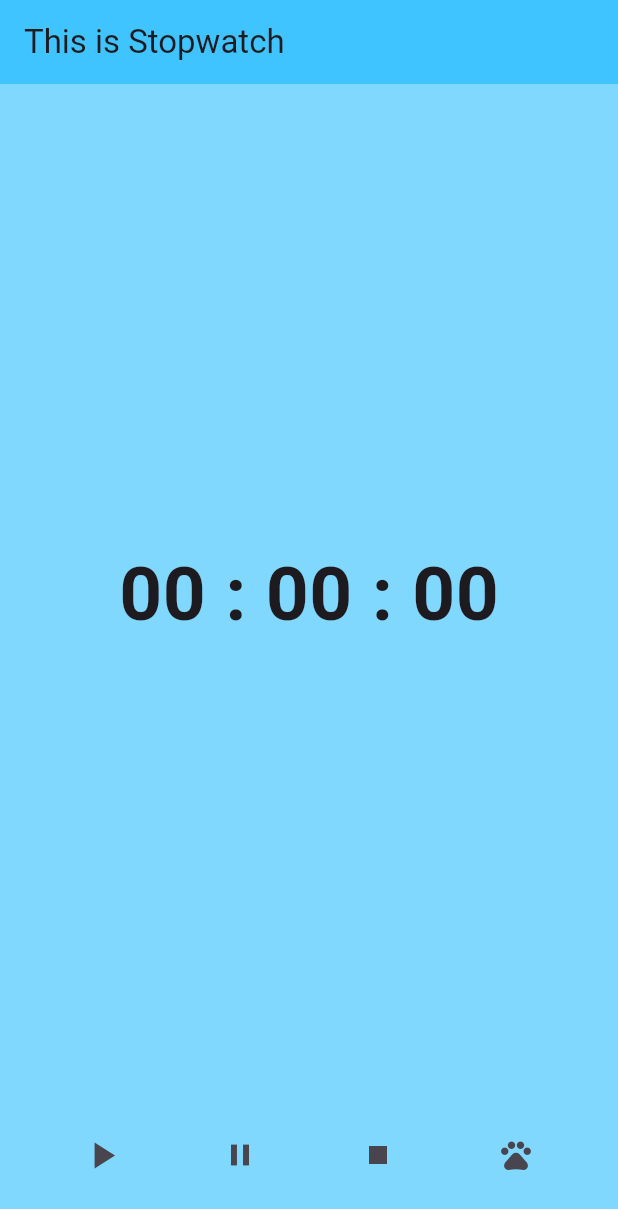
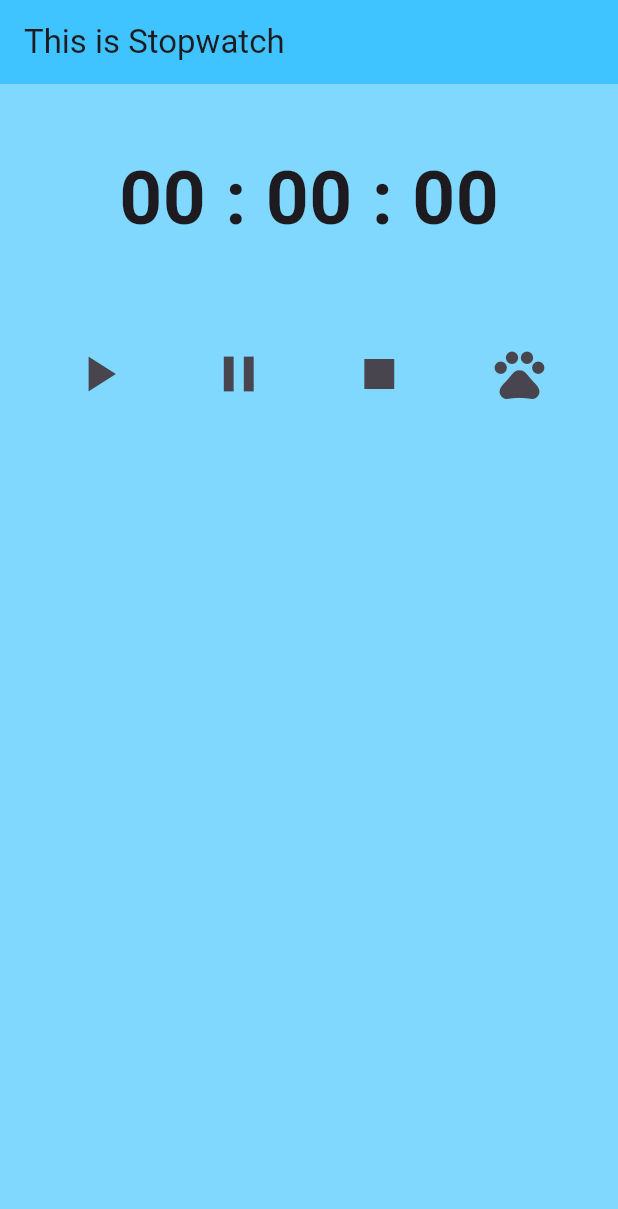
Before and after one commit to bobo9245/flutter_app, a Flutter app: the screen it shows after launch, on a phone screen of 412 x 824 dp. Shown: the top 1209 px of the screen. Run offline on Flutter 3.47's test engine with Material 3 defaults, Android fonts, the phone set to English and light mode, and no system bars; our stand-ins replace webview_flutter.

Commit message:
fourth commit:timer really completed

```diff
--- a/timer/lib/screens/main_screen.dart
+++ b/timer/lib/screens/main_screen.dart
@@ -9,7 +9,9 @@ class MainScreen extends StatefulWidget {
   State<MainScreen> createState() => _MyWidgetState();
 }
 
-class _MyWidgetState extends State<MainScreen> {
+final lba800 = Colors.lightBlueAccent[800];
+
+final class _MyWidgetState extends State<MainScreen> {
   int min = 0;
   int sec = 0;
   int milisec = 0;
@@ -88,24 +90,23 @@ class _MyWidgetState extends State<MainScreen> {
           crossAxisAlignment: CrossAxisAlignment.stretch,
           children: [
             Expanded(
+              flex: 1,
               child: Center(
                 child: Column(
                   mainAxisAlignment: MainAxisAlignment.center,
                   children: [
-                    Text(
-                      '${NumberFormat('00').format(min)} : ${NumberFormat('00').format(sec)} : ${NumberFormat('00').format(milisec)}',
-                      style: const TextStyle(
-                        fontSize: 50,
-                        fontWeight: FontWeight.w700,
+                    const SizedBox(height: 40),
+                    Expanded(
+                      child: Text(
+                        '${NumberFormat('00').format(min)} : ${NumberFormat('00').format(sec)} : ${NumberFormat('00').format(milisec)}',
+                        style: TextStyle(
+                          fontSize: 50,
+                          fontWeight: FontWeight.w700,
+                          color: Colors.lightBlueAccent[800],
+                        ),
                       ),
                     ),
-                    SizedBox(height: 10),
-                    // 추가된 부분: 랩 타임을 표시할 부분
-                    if (lapTimes.isNotEmpty)
-                      Column(
-                        crossAxisAlignment: CrossAxisAlignment.start,
-                        children: lapTimes.map((lap) => Text(lap)).toList(),
-                      ),
+                    const SizedBox(height: 10),
                   ],
                 ),
               ),
@@ -114,24 +115,71 @@ class _MyWidgetState extends State<MainScreen> {
               mainAxisAlignment: MainAxisAlignment.spaceEvenly,
               children: [
                 IconButton(
-                  icon: const Icon(Icons.play_arrow),
+                  icon: Icon(
+                    Icons.play_arrow,
+                    color: lba800,
+                  ),
                   onPressed: startTimer,
-                  iconSize: 30,
+                  iconSize: 40,
+                  color: Colors.lightBlueAccent[800],
                 ),
                 IconButton(
-                  icon: const Icon(Icons.pause),
+                  icon: Icon(
+                    Icons.pause,
+                    color: lba800,
+                  ),
                   onPressed: pauseTimer,
+                  iconSize: 40,
+                  color: lba800,
                 ),
                 IconButton(
-                  icon: const Icon(Icons.stop),
+                  icon: Icon(
+                    Icons.stop,
+                    color: lba800,
+                  ),
                   onPressed: resetTimer,
+                  iconSize: 40,
                 ),
                 // 추가된 부분: 클릭할 때 랩 타임 기록 버튼
                 IconButton(
-                  icon: const Icon(Icons.pets),
+                  icon: Icon(
+                    Icons.pets,
+                    color: lba800,
+                  ),
                   onPressed: recordLapTime,
+                  iconSize: 40,
                 ),
               ],
+            ),
+            const SizedBox(height: 20),
+            Expanded(
+              flex: 3,
+              child: Center(
+                child: Column(
+                  crossAxisAlignment: CrossAxisAlignment.start,
+                  children: [
+                    // 추가된 부분: 랩 타임을 표시할 부분
+                    if (lapTimes.isNotEmpty)
+                      Column(
+                        crossAxisAlignment: CrossAxisAlignment.start,
+                        children: lapTimes
+                            .map(
+                              (lap) => Column(
+                                children: [
+                                  Text(lap,
+                                      style: TextStyle(
+                                        color: Colors.lightBlueAccent[800],
+                                        fontSize: 20,
+                                      )),
+                                  const SizedBox(height: 4),
+                                ],
+                              ),
+                            )
+                            .toList(),
+                      ),
+                  ],
+                ),
+              ),
             ),
           ],
         ),
@@ -139,6 +187,7 @@ class _MyWidgetState extends State<MainScreen> {
       bottomNavigationBar: BottomAppBar(
         height: 30,
         color: Colors.lightBlueAccent[100],
+        elevation: 0,
       ),
     );
   }
```
